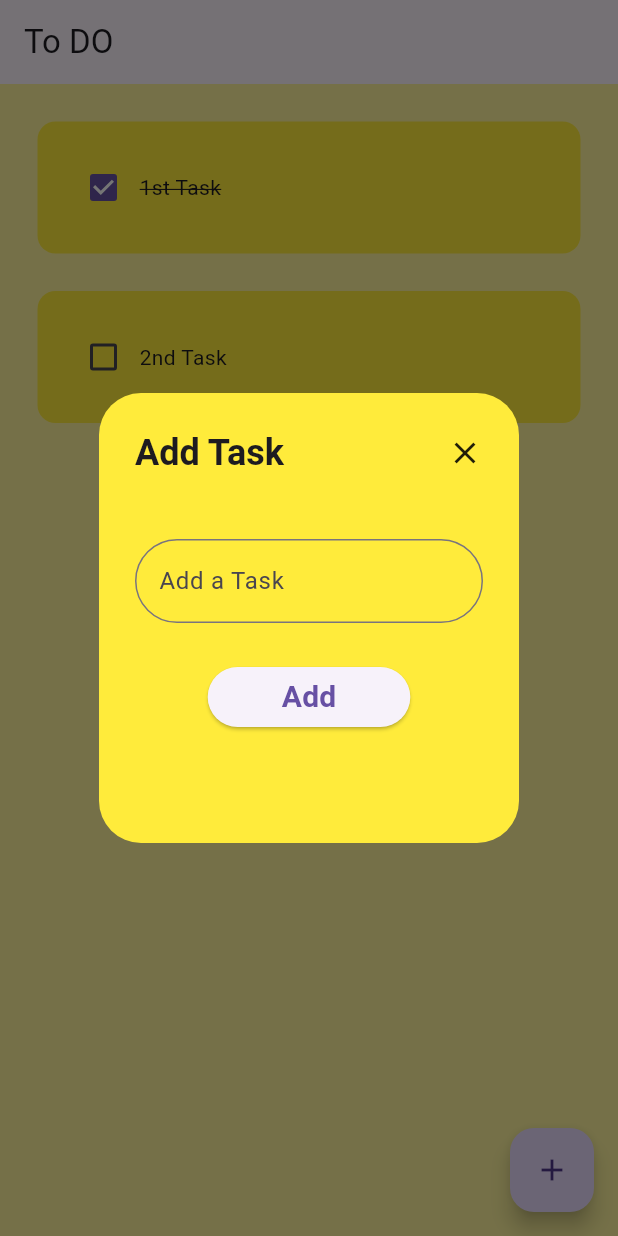
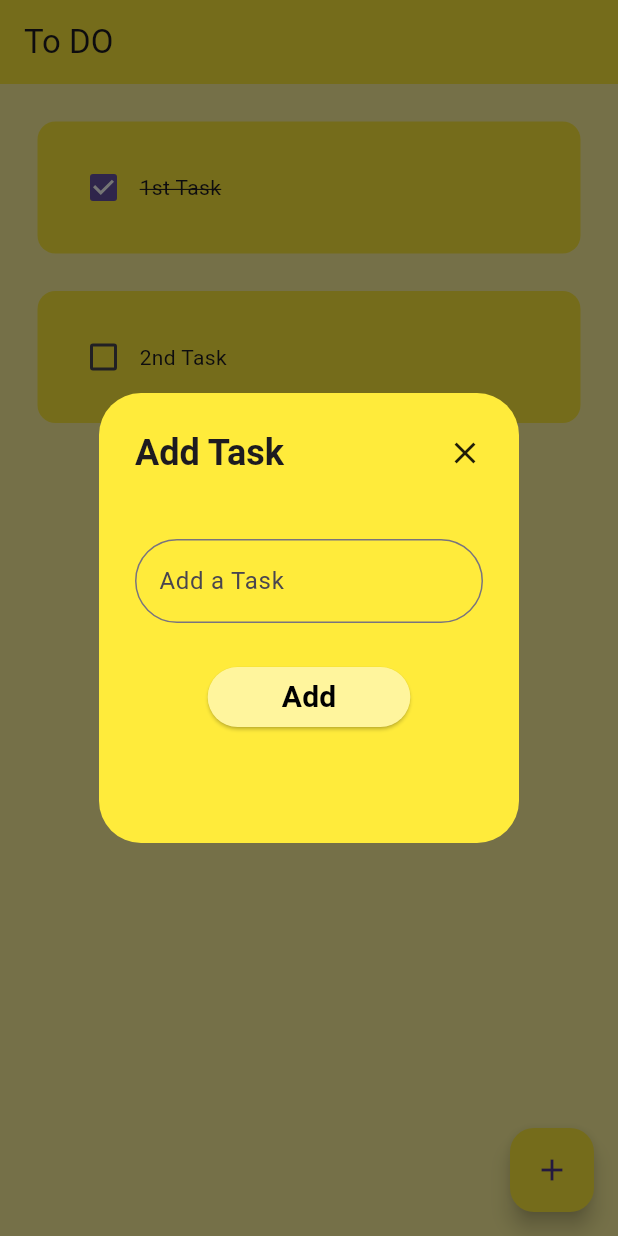
Before and after one commit to Techie58/TO_DO_APP, a Flutter app: the screen it shows after launch, after a tap on the "add" icon, on a phone screen of 412 x 824 dp. Run offline on Flutter 3.47's test engine with Material 3 defaults, Android fonts, the phone set to English and light mode, and no system bars; drawn by our look-alikes of flutter_slidable; our stand-ins replace hive, hive_flutter; accounts and stored records are empty.

Commit message:
Colors Changed and Icon and Name ALso

```diff
--- a/lib/main.dart
+++ b/lib/main.dart
@@ -20,8 +20,11 @@ class MyApp extends StatelessWidget {
   Widget build(BuildContext context) {
     return MaterialApp(
       debugShowCheckedModeBanner: false,
-      theme: ThemeData(primarySwatch: Colors.yellow),
+
+      theme: ThemeData(
+        appBarTheme: const AppBarTheme(backgroundColor: Colors.yellow,)  ),
       home: HomePage(),
+
     );
   }
 }
--- a/lib/pages/HomePage.dart
+++ b/lib/pages/HomePage.dart
@@ -84,6 +84,7 @@ class _HomePageState extends State<HomePage> {
       backgroundColor: Colors.yellow[200],
       appBar: AppBar(title: Text("To DO")),
       floatingActionButton: FloatingActionButton(
+        backgroundColor: Colors.yellow,
         onPressed: createNewTask,
         child: Icon(Icons.add),
       ),
--- a/lib/utils/DialogBox.dart
+++ b/lib/utils/DialogBox.dart
@@ -41,6 +41,7 @@ class DialogBox extends StatelessWidget {
             TextField(
               controller: controller,
               decoration: InputDecoration(
+                focusColor: Colors.red,
                 border: OutlineInputBorder(
                   borderRadius: BorderRadius.all(Radius.circular(70)),
                 ),
@@ -49,9 +50,12 @@ class DialogBox extends StatelessWidget {
             ),
             ElevatedButton(
               onPressed: addTaskBtnFun,
+              style: ElevatedButton.styleFrom(
+                backgroundColor: Colors.yellow[200]
+              ),
               child: Text(
                 '     Add     ',
-                style: TextStyle(fontWeight: FontWeight.bold, fontSize: 20),
+                style: TextStyle(fontWeight: FontWeight.bold, fontSize: 20,color: Colors.black),
               ),
             ),
           ],
```
Also changed, not shown: pubspec.yaml (+7 -0 lines), assets/todoIcon.png (added), pubspec.lock, 18 other files.
